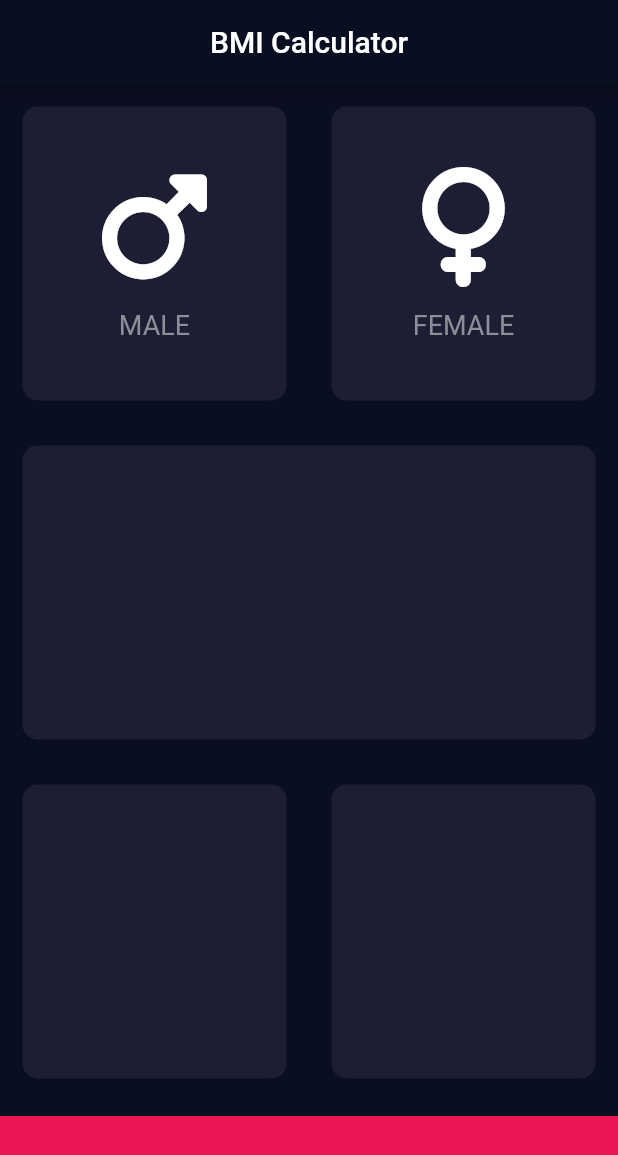
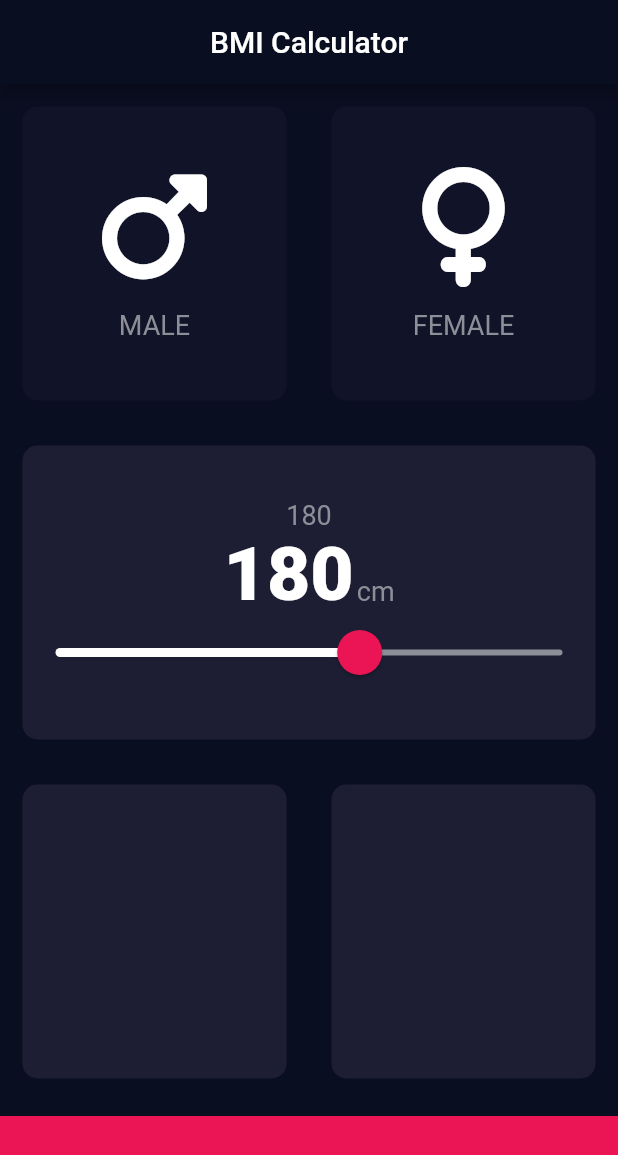
Before and after one commit to IsaacNascimento/bmi_calculator_flutter, a Flutter app: the screen it shows after launch, on a phone screen of 412 x 824 dp. Shown: the top 1155 px of the screen. Run offline on Flutter 3.47's test engine with Material 2 defaults, Android fonts, the phone set to English and light mode, and no system bars; our stand-ins replace font_awesome_flutter.

Commit message:
Code improva

```diff
--- a/lib/components/bottom_bar.dart
+++ b/lib/components/bottom_bar.dart
@@ -1,6 +1,5 @@
 import 'package:flutter/material.dart';
-
-const double bottomHeight = 80.0;
+import '../constants/constants.dart';
 
 class BottomBar extends StatelessWidget {
   const BottomBar({
@@ -10,10 +9,10 @@ class BottomBar extends StatelessWidget {
   @override
   Widget build(BuildContext context) {
     return Container(
-      color: const Color(0xFFEB1555),
+      color: kBottomContainerColour,
       margin: const EdgeInsets.only(top: 10.0),
       width: double.infinity,
-      height: bottomHeight,
+      height: kBottomHeight,
     );
   }
 }
--- a/lib/components/card_widget.dart
+++ b/lib/components/card_widget.dart
@@ -1,21 +1,26 @@
 import 'package:flutter/material.dart';
 
-
 class CardWidget extends StatelessWidget {
-  const CardWidget({Key? key, required this.colour, this.cardChild}) : super(key: key);
+  const CardWidget(
+      {Key? key, required this.colour, this.cardChild, this.onPress})
+      : super(key: key);
 
   final Color colour;
   final Widget? cardChild;
+  final void Function()? onPress;
 
   @override
   Widget build(BuildContext context) {
-    return Container(
-      margin: const EdgeInsets.all(15.0),
-      decoration: BoxDecoration(
-        color: colour,
-        borderRadius: BorderRadius.circular(10.0),
+    return GestureDetector(
+      onTap: onPress,
+      child: Container(
+        margin: const EdgeInsets.all(15.0),
+        decoration: BoxDecoration(
+          color: colour,
+          borderRadius: BorderRadius.circular(10.0),
+        ),
+        child: cardChild,
       ),
-      child: cardChild,
     );
   }
 }
--- a/lib/components/gender_widget.dart
+++ b/lib/components/gender_widget.dart
@@ -1,9 +1,6 @@
 import 'package:flutter/material.dart';
 
-const genderTextStyle = TextStyle(
-  fontSize: 18.0,
-  color: Color(0xFF8D8E98),
-);
+import '../constants/constants.dart';
 
 class GenderWidget extends StatelessWidget {
   const GenderWidget({Key? key, required this.gender, required this.icon})
@@ -26,7 +23,7 @@ class GenderWidget extends StatelessWidget {
         ),
         Text(
           gender,
-          style: genderTextStyle,
+          style: kCardTextStyle,
         ),
       ],
     );
--- /dev/null
+++ b/lib/constants/constants.dart
@@ -0,0 +1,20 @@
+import 'package:flutter/material.dart';
+
+const kCardTextStyle = TextStyle(
+  fontSize: 18.0,
+  color: Color(0xFF8D8E98),
+);
+
+const kBigTextStyle = TextStyle(fontSize: 50.0, fontWeight: FontWeight.w900);
+
+const double kBottomHeight = 80.0;
+const kActiveCardColour = Color(0XFF1D1E33);
+const kInactiveCardColour = Color(0XFF111328);
+const kBottomContainerColour = Color(0xFFEB1555);
+const kSliderActiveColor = Color(0xFFEB1555);
+const kSliderOverlayColor = Color(0x29EB1555);
+const kSliderInactiveColor = Color(0xFF8D8E98);
+const kColorWhite = Colors.white;
+
+const double kMinHeight = 120.0;
+const double kMaxHeight = 220.0;
--- a/lib/pages/input_page.dart
+++ b/lib/pages/input_page.dart
@@ -4,6 +4,10 @@ import 'package:font_awesome_flutter/font_awesome_flutter.dart';
 import '../components/card_widget.dart';
 import '../components/bottom_bar.dart';
 import '../components/gender_widget.dart';
+
+import '../constants/constants.dart';
+
+enum GenderType { male, female }
 
 class InputPage extends StatefulWidget {
   const InputPage({Key? key}) : super(key: key);
@@ -13,6 +17,9 @@ class InputPage extends StatefulWidget {
 }
 
 class _InputPageState extends State<InputPage> {
+  GenderType? selectedGender;
+  int height = 180;
+
   @override
   Widget build(BuildContext context) {
     return Scaffold(
@@ -22,29 +29,83 @@ class _InputPageState extends State<InputPage> {
         ),
       ),
       body: Column(
+        crossAxisAlignment: CrossAxisAlignment.stretch,
         children: <Widget>[
           Expanded(
             child: Row(
-              children: const [
+              children: [
                 Expanded(
                   child: CardWidget(
-                    colour: Color(0XFF1D1E33),
-                    cardChild:
-                    GenderWidget(icon: FontAwesomeIcons.mars, gender: 'MALE'),
+                    onPress: () {
+                      setState(() {
+                        selectedGender = GenderType.male;
+                      });
+                    },
+                    colour: selectedGender == GenderType.male
+                        ? kActiveCardColour
+                        : kInactiveCardColour,
+                    cardChild: const GenderWidget(
+                        icon: FontAwesomeIcons.mars, gender: 'MALE'),
                   ),
                 ),
                 Expanded(
                   child: CardWidget(
-                    colour: Color(0XFF1D1E33),
-                    cardChild: GenderWidget(icon:FontAwesomeIcons.venus, gender: 'FEMALE'),
+                    onPress: () {
+                      setState(() {
+                        selectedGender = GenderType.female;
+                      });
+                    },
+                    colour: selectedGender == GenderType.female
+                        ? kActiveCardColour
+                        : kInactiveCardColour,
+                    cardChild: const GenderWidget(
+                        icon: FontAwesomeIcons.venus, gender: 'FEMALE'),
                   ),
                 ),
               ],
             ),
           ),
-          const Expanded(
+          Expanded(
             child: CardWidget(
-              colour: Color(0XFF1D1E33),
+              colour: kActiveCardColour,
+              cardChild: Column(
+                mainAxisAlignment: MainAxisAlignment.center,
+                children: <Widget>[
+                  const Text('180', style: kCardTextStyle),
+                  Row(
+                    mainAxisAlignment: MainAxisAlignment.center,
+                    crossAxisAlignment: CrossAxisAlignment.baseline,
+                    textBaseline: TextBaseline.alphabetic,
+                    children: <Widget>[
+                      Text(height.toString(), style: kBigTextStyle),
+                      const SizedBox(width: 2.0),
+                      const Text('cm', style: kCardTextStyle)
+                    ],
+                  ),
+                  SliderTheme(
+                    data: SliderTheme.of(context).copyWith(
+                        inactiveTrackColor: kSliderInactiveColor,
+                        activeTrackColor: kColorWhite,
+                        thumbColor: kSliderActiveColor,
+                        overlayColor: kSliderOverlayColor,
+                        thumbShape: const RoundSliderThumbShape(
+                            enabledThumbRadius: 15.0),
+                        overlayShape:
+                            const RoundSliderOverlayShape(overlayRadius: 22.0)),
+                    child: Slider(
+                      value: height.toDouble(),
+                      min: kMinHeight,
+                      max: kMaxHeight,
+                      onChanged: (double newValue) {
+                        // print(newValue);
+                        setState(() {
+                          height = newValue.round();
+                        });
+                      },
+                    ),
+                  )
+                ],
+              ),
             ),
           ),
           Expanded(
@@ -52,12 +113,12 @@ class _InputPageState extends State<InputPage> {
               children: const [
                 Expanded(
                   child: CardWidget(
-                    colour: Color(0XFF1D1E33),
+                    colour: kActiveCardColour,
                   ),
                 ),
                 Expanded(
                   child: CardWidget(
-                    colour: Color(0XFF1D1E33),
+                    colour: kActiveCardColour,
                   ),
                 ),
               ],
```
Also changed, not shown: pubspec.lock.
